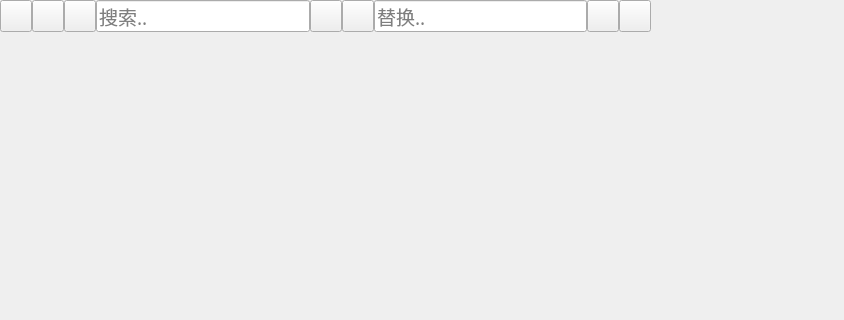
First picture: the form in src/extensions/editor/editor.ui, repository Reverier-Xu/ISAE, before the edit; both pictures show x 0 to 844 and y 0 to 320 of the 937 by 721 pixel window.
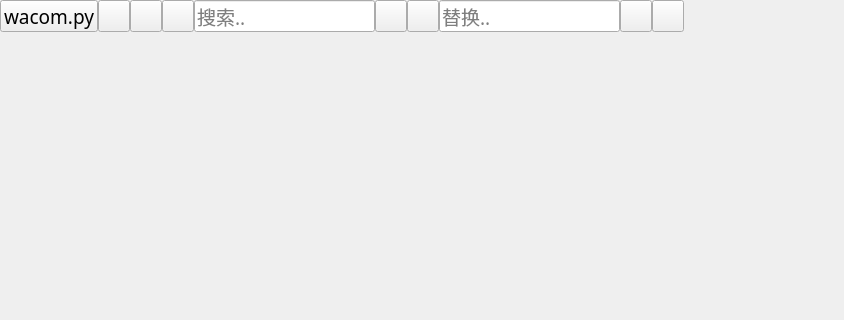
Second picture: the form after the edit. Icons and pictures are not drawn.

The edit to the form file:
```diff
--- a/src/extensions/editor/editor.ui
+++ b/src/extensions/editor/editor.ui
@@ -48,6 +48,42 @@
                             <property name="bottomMargin">
                                 <number>0</number>
                             </property>
+                            <item>
+                                <widget class="QPushButton" name="fileNameButton">
+                                    <property name="minimumSize">
+                                        <size>
+                                            <width>0</width>
+                                            <height>32</height>
+                                        </size>
+                                    </property>
+                                    <property name="maximumSize">
+                                        <size>
+                                            <width>16777215</width>
+                                            <height>32</height>
+                                        </size>
+                                    </property>
+                                    <property name="font">
+                                        <font>
+                                            <family>JetBrains Mono</family>
+                                            <pointsize>14</pointsize>
+                                        </font>
+                                    </property>
+                                    <property name="text">
+                                        <string>wacom.py</string>
+                                    </property>
+                                    <property name="icon">
+                                        <iconset resource="../../resources/app.qrc">
+                                            <normaloff>:/assets/file.svg</normaloff>:/assets/file.svg
+                                        </iconset>
+                                    </property>
+                                    <property name="iconSize">
+                                        <size>
+                                            <width>24</width>
+                                            <height>24</height>
+                                        </size>
+                                    </property>
+                                </widget>
+                            </item>
                             <item>
                                 <widget class="QPushButton" name="saveButton">
                                     <property name="minimumSize">
```
